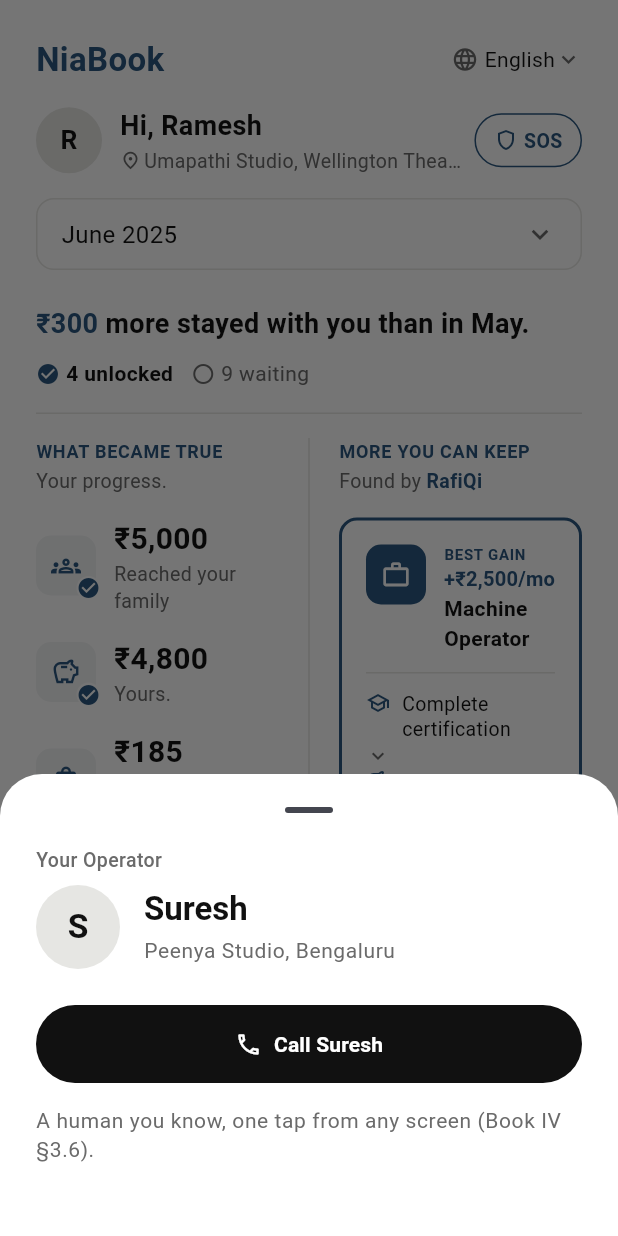
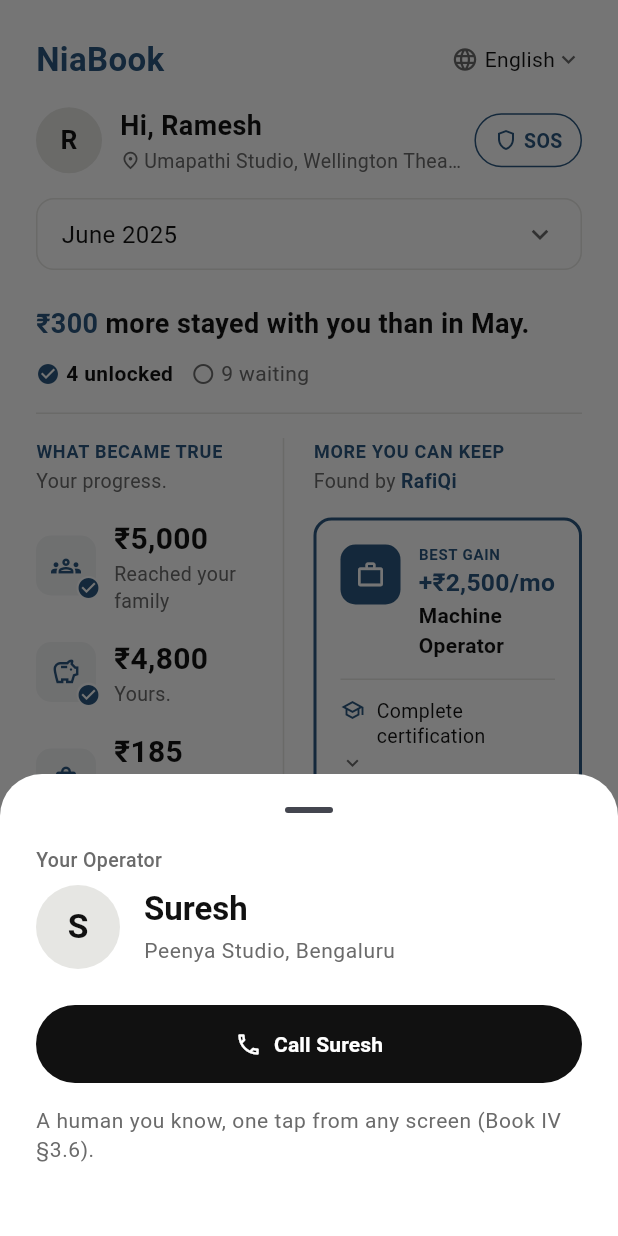
Before and after one commit to SachinChhabra1/Platform, a Flutter app: the screen it shows after launch, after a tap on "SOS", on a phone screen of 412 x 824 dp. Run offline on Flutter 3.47's test engine with Material 3 defaults, Android fonts, the phone set to English and light mode, and no system bars.

Commit message:
NiaBook: SOS as abstract Nia Emergency; scan-first column widths
Two refinements to the approved design (no architecture change).

- SOS opens Nia Emergency, an abstract route (openNiaEmergency) that today
  reaches the Operator but is not permanently the Operator — future routing
  (warden, security, ambulance, factory HR, Operator) needs no UI change.
- Optimise for scanning, not symmetry: right column (longer titles + the
  opportunity chain) widened to 45/55. Sukh offers now flow as one wrapping line
  so item names never break mid-word in the narrow column. Hierarchy is fixed;
  pixels flex for readability.
- Also fixed a latent overflow in the Operator sheet at phone width.

flutter analyze clean; nia verify green (39 tests); no codegen drift.

Co-Authored-By: Claude Opus 4.8 <noreply@anthropic.com>

```diff
--- a/apps/member/lib/features/niabook/niabook_page.dart
+++ b/apps/member/lib/features/niabook/niabook_page.dart
@@ -11,8 +11,12 @@ import 'niabook_scenario.dart';
 ///     RafiQi. Every month moves a line from right to left.
 ///
 /// Money first, explanation second; no judgement; restrained blue accent over
-/// soft greys (approved two-column design). The Member reaches a human in one tap
-/// via the SOS action (Book IV §3.6).
+/// soft greys (approved two-column design). The Member reaches help in one tap
+/// via the SOS action (Nia Emergency, Book IV §3.6).
+///
+/// Optimise for scanning, not symmetry: the Member should understand the page in
+/// under five seconds, so hierarchy beats visual balance. The two-column model is
+/// frozen, but the pixels are negotiable — column widths flex for readability.
 class NiaBookPage extends StatelessWidget {
   const NiaBookPage({super.key, this.month = NiaBookMonth.sample});
 
@@ -36,14 +40,17 @@ class NiaBookPage extends StatelessWidget {
         const SizedBox(height: NiaTokens.s4),
         const Divider(height: 1, thickness: 1, color: NiaTokens.hairline),
         const SizedBox(height: NiaTokens.s4),
+        // Optimise for scanning, not symmetry. The right column carries longer
+        // titles and the opportunity chain, so it takes more width (45/55).
+        // Hierarchy beats visual balance.
         IntrinsicHeight(
           child: Row(
             crossAxisAlignment: CrossAxisAlignment.stretch,
             children: <Widget>[
-              Expanded(child: _leftColumn(context)),
+              Expanded(flex: 45, child: _leftColumn(context)),
               const VerticalDivider(
                   width: NiaTokens.s5, thickness: 1, color: NiaTokens.hairline),
-              Expanded(child: _rightColumn(context)),
+              Expanded(flex: 55, child: _rightColumn(context)),
             ],
           ),
         ),
@@ -113,10 +120,11 @@ class NiaBookPage extends StatelessWidget {
         ],
       );
 
-  // SOS — visible but not alarming: a quiet blue outline pill, one tap to a
-  // human (the Operator sheet), never red.
+  // SOS — visible but not alarming: a quiet blue outline pill. It opens Nia
+  // Emergency, an abstract route that today reaches a human (the Operator) but is
+  // not permanently the Operator (see openNiaEmergency). Never red.
   Widget _sosButton(BuildContext context) => InkWell(
-        onTap: () => openOperatorSheet(context),
+        onTap: () => openNiaEmergency(context),
         borderRadius: BorderRadius.circular(999),
         child: Container(
           padding: const EdgeInsets.symmetric(
@@ -305,24 +313,27 @@ class NiaBookPage extends StatelessWidget {
         ),
       );
 
-  Widget _sukhOfferRow(SukhOffer o) => Row(
-        children: <Widget>[
-          Expanded(
-            child: Text(o.name,
-                style: const TextStyle(fontSize: 13, color: NiaTokens.ink)),
-          ),
-          Text(formatPaise(o.wasPaise),
-              style: const TextStyle(
-                  fontSize: 12,
-                  color: NiaTokens.inkSecondary,
-                  decoration: TextDecoration.lineThrough)),
-          const SizedBox(width: NiaTokens.s2),
-          Text(formatPaise(o.nowPaise),
-              style: const TextStyle(
-                  fontSize: 13,
-                  fontWeight: FontWeight.w700,
-                  color: NiaTokens.ink)),
-        ],
+  // One flowing line per offer so the item name never breaks mid-word in the
+  // narrow column: "Atta · 5kg  ₹180 → ₹170" (was struck, now bold).
+  Widget _sukhOfferRow(SukhOffer o) => Text.rich(
+        TextSpan(
+          style:
+              const TextStyle(fontSize: 13, height: 1.4, color: NiaTokens.ink),
+          children: <InlineSpan>[
+            TextSpan(text: '${o.name}  '),
+            TextSpan(
+                text: formatPaise(o.wasPaise),
+                style: const TextStyle(
+                    fontSize: 12,
+                    color: NiaTokens.inkSecondary,
+                    decoration: TextDecoration.lineThrough)),
+            const TextSpan(
+                text: ' → ', style: TextStyle(color: NiaTokens.inkSecondary)),
+            TextSpan(
+                text: formatPaise(o.nowPaise),
+                style: const TextStyle(fontWeight: FontWeight.w700)),
+          ],
+        ),
       );
 
   // ── Right column — more you can keep ────────────────────────────────────
--- a/apps/member/lib/widgets/common.dart
+++ b/apps/member/lib/widgets/common.dart
@@ -147,3 +147,15 @@ void _proto(BuildContext context, String action) {
 /// Exposed so screens can use the same honest no-op.
 void prototypeNoOp(BuildContext context, String action) =>
     _proto(context, action);
+
+/// Nia Emergency — the Member's one-tap way to reach help from the SOS action.
+///
+/// The routing is deliberately ABSTRACT. Emergencies differ — medical, safety,
+/// harassment, fire, accommodation, a family emergency — so tomorrow this can
+/// route intelligently to a warden, security, an ambulance, factory HR, or the
+/// Operator without changing the SOS button. Today it reaches the Operator (a
+/// known human) as the fallback route. SOS is NOT permanently the Operator; do
+/// not couple the UI to that.
+Future<void> openNiaEmergency(BuildContext context) {
+  return openOperatorSheet(context);
+}
```
Also changed, not shown: 1 other file.
